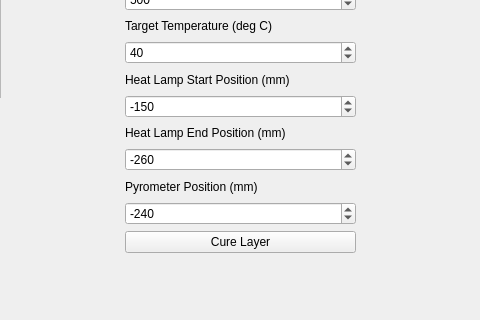
The window that src/ui/heatlampwidget.ui (BYUCreateResearchLab/CREATE_LAB_Binder_Jet_Printer) describes before a commit, drawn with Qt 5; both pictures show x 305 to 785 and y 174 to 494 of the 1065 by 673 pixel window.
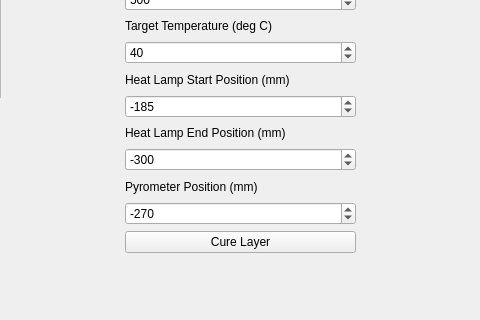
The same window after the commit.

Commit message: Corrected start and end positions for cure layer

Diff of the .ui file:
```diff
--- a/src/ui/heatlampwidget.ui
+++ b/src/ui/heatlampwidget.ui
@@ -143,7 +143,7 @@
        <number>10000</number>
       </property>
       <property name="value">
-       <number>-150</number>
+       <number>-185</number>
       </property>
      </widget>
     </item>
@@ -163,7 +163,7 @@
        <number>100000</number>
       </property>
       <property name="value">
-       <number>-260</number>
+       <number>-300</number>
       </property>
      </widget>
     </item>
@@ -183,7 +183,7 @@
        <number>100000</number>
       </property>
       <property name="value">
-       <number>-240</number>
+       <number>-270</number>
       </property>
      </widget>
     </item>
```
The commit also changes 1 other file.
